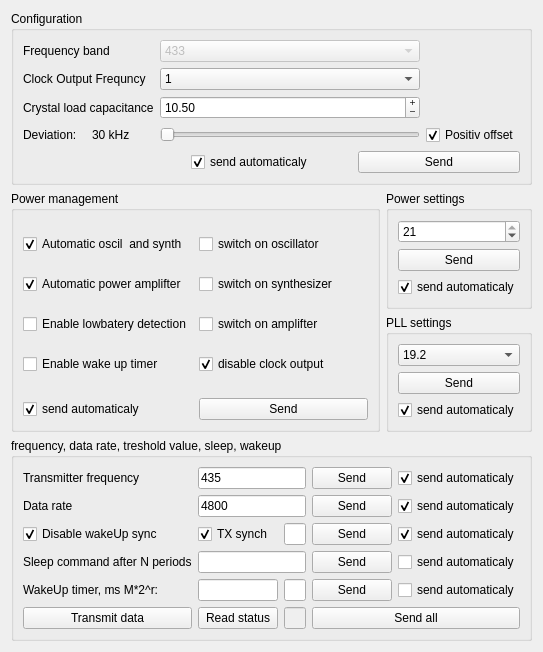
Above: transmittercontrolpanel.ui from nonalcogolic/RFM01-RFM02-tuning-tool before the change. Below: the same form after it.
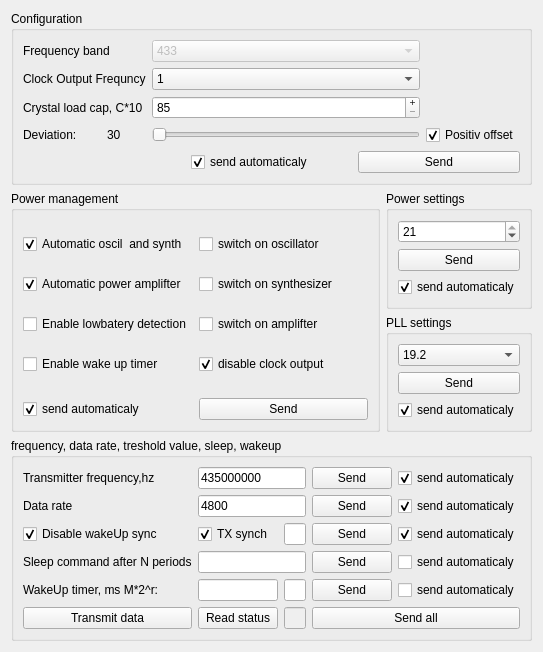
That is the form after the change.

Commit message: Config, power, man, frequency form created the msg

```diff
--- a/transmittercontrolpanel.ui
+++ b/transmittercontrolpanel.ui
@@ -78,29 +78,17 @@
        <layout class="QGridLayout" name="gridLayout_4">
         <item row="0" column="0" colspan="3">
          <layout class="QGridLayout" name="gridLayout_3">
-          <item row="2" column="2">
-           <widget class="QDoubleSpinBox" name="crystalLoadCapasitance">
-            <property name="readOnly">
-             <bool>false</bool>
+          <item row="3" column="4">
+           <widget class="QCheckBox" name="checkbox_deviation_sign">
+            <property name="text">
+             <string>Positiv offset</string>
             </property>
-            <property name="buttonSymbols">
-             <enum>QAbstractSpinBox::PlusMinus</enum>
-            </property>
-            <property name="minimum">
-             <double>8.500000000000000</double>
-            </property>
-            <property name="maximum">
-             <double>15.500000000000000</double>
-            </property>
-            <property name="singleStep">
-             <double>0.500000000000000</double>
-            </property>
-            <property name="value">
-             <double>10.500000000000000</double>
+            <property name="checked">
+             <bool>true</bool>
             </property>
            </widget>
           </item>
-          <item row="1" column="2">
+          <item row="1" column="3">
            <widget class="QComboBox" name="clockOutput">
             <item>
              <property name="text">
@@ -144,89 +132,104 @@
             </item>
            </widget>
           </item>
-          <item row="1" column="0" colspan="2">
-           <widget class="QLabel" name="label_2">
-            <property name="text">
-             <string>Clock Output Frequncy</string>
-            </property>
-           </widget>
-          </item>
-          <item row="2" column="0" colspan="2">
-           <widget class="QLabel" name="label_3">
-            <property name="text">
-             <string>Crystal load capacitance</string>
-            </property>
-           </widget>
-          </item>
-          <item row="0" column="0" colspan="2">
-           <widget class="QLabel" name="label">
-            <property name="text">
-             <string>Frequency band</string>
-            </property>
-           </widget>
-          </item>
-          <item row="0" column="2">
-           <widget class="QComboBox" name="band">
-            <property name="enabled">
-             <bool>false</bool>
-            </property>
-            <item>
-             <property name="text">
-              <string>433</string>
-             </property>
-            </item>
-            <item>
-             <property name="text">
-              <string>868</string>
-             </property>
-            </item>
-            <item>
-             <property name="text">
-              <string>915</string>
-             </property>
-            </item>
-           </widget>
-          </item>
-          <item row="3" column="3">
-           <widget class="QCheckBox" name="checkbox_deviation_sign">
-            <property name="text">
-             <string>Positiv offset</string>
-            </property>
-            <property name="checked">
-             <bool>true</bool>
-            </property>
-           </widget>
-          </item>
-          <item row="3" column="0">
+          <item row="3" column="0" colspan="2">
            <widget class="QLabel" name="label_4">
             <property name="text">
              <string>Deviation:</string>
             </property>
            </widget>
           </item>
-          <item row="3" column="1">
-           <widget class="QLabel" name="label_deviation">
-            <property name="text">
-             <string>30 kHz</string>
-            </property>
-           </widget>
-          </item>
-          <item row="3" column="2">
+          <item row="3" column="3">
            <widget class="QSlider" name="deviation_value">
+            <property name="minimum">
+             <number>30</number>
+            </property>
             <property name="maximum">
-             <number>6</number>
+             <number>210</number>
+            </property>
+            <property name="singleStep">
+             <number>30</number>
             </property>
             <property name="pageStep">
-             <number>2</number>
+             <number>60</number>
             </property>
             <property name="value">
-             <number>0</number>
+             <number>30</number>
             </property>
             <property name="orientation">
              <enum>Qt::Horizontal</enum>
             </property>
            </widget>
           </item>
+          <item row="0" column="3">
+           <widget class="QComboBox" name="band">
+            <property name="enabled">
+             <bool>false</bool>
+            </property>
+            <item>
+             <property name="text">
+              <string>433</string>
+             </property>
+            </item>
+            <item>
+             <property name="text">
+              <string>868</string>
+             </property>
+            </item>
+            <item>
+             <property name="text">
+              <string>915</string>
+             </property>
+            </item>
+           </widget>
+          </item>
+          <item row="2" column="3">
+           <widget class="QSpinBox" name="crystalLoadCapasitance">
+            <property name="readOnly">
+             <bool>false</bool>
+            </property>
+            <property name="buttonSymbols">
+             <enum>QAbstractSpinBox::PlusMinus</enum>
+            </property>
+            <property name="minimum">
+             <number>85</number>
+            </property>
+            <property name="maximum">
+             <number>155</number>
+            </property>
+            <property name="singleStep">
+             <number>5</number>
+            </property>
+           </widget>
+          </item>
+          <item row="3" column="2">
+           <widget class="QLabel" name="label_deviation">
+            <property name="text">
+             <string>30</string>
+            </property>
+           </widget>
+          </item>
+          <item row="2" column="0" colspan="3">
+           <widget class="QLabel" name="label_3">
+            <property name="text">
+             <string>Crystal load cap, C*10</string>
+            </property>
+           </widget>
+          </item>
+          <item row="1" column="0" colspan="3">
+           <widget class="QLabel" name="label_2">
+            <property name="text">
+             <string>Clock Output Frequncy</string>
+            </property>
+           </widget>
+          </item>
+          <item row="0" column="0" colspan="3">
+           <widget class="QLabel" name="label">
+            <property name="text">
+             <string>Frequency band</string>
+            </property>
+           </widget>
+          </item>
          </layout>
         </item>
         <item row="1" column="2">
@@ -456,7 +459,7 @@
       <item row="0" column="0">
        <widget class="QLabel" name="label_5">
         <property name="text">
-         <string>Transmitter frequency</string>
+         <string>Transmitter frequency,hz</string>
         </property>
        </widget>
       </item>
@@ -511,7 +514,7 @@
       <item row="0" column="1" colspan="2">
        <widget class="QLineEdit" name="lineEdit_work_freq">
         <property name="text">
-         <string>435</string>
+         <string>435000000</string>
         </property>
        </widget>
       </item>
```
The commit also changes 8 other files.
